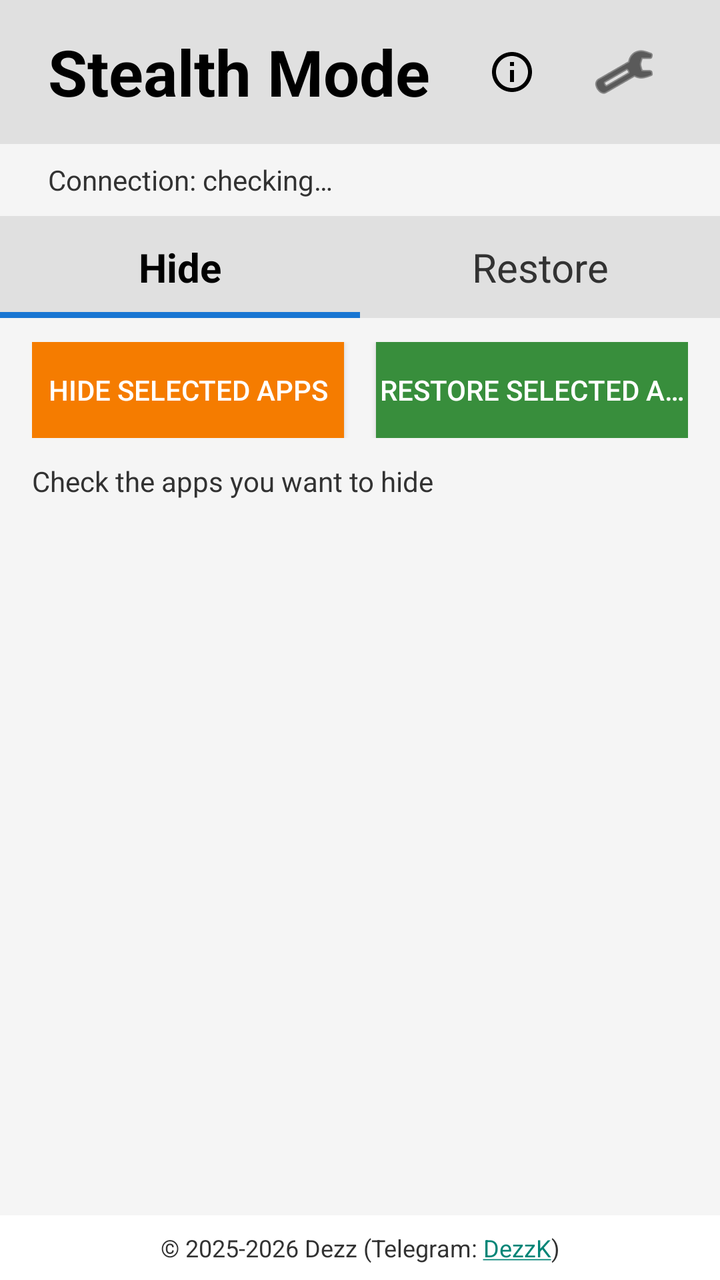
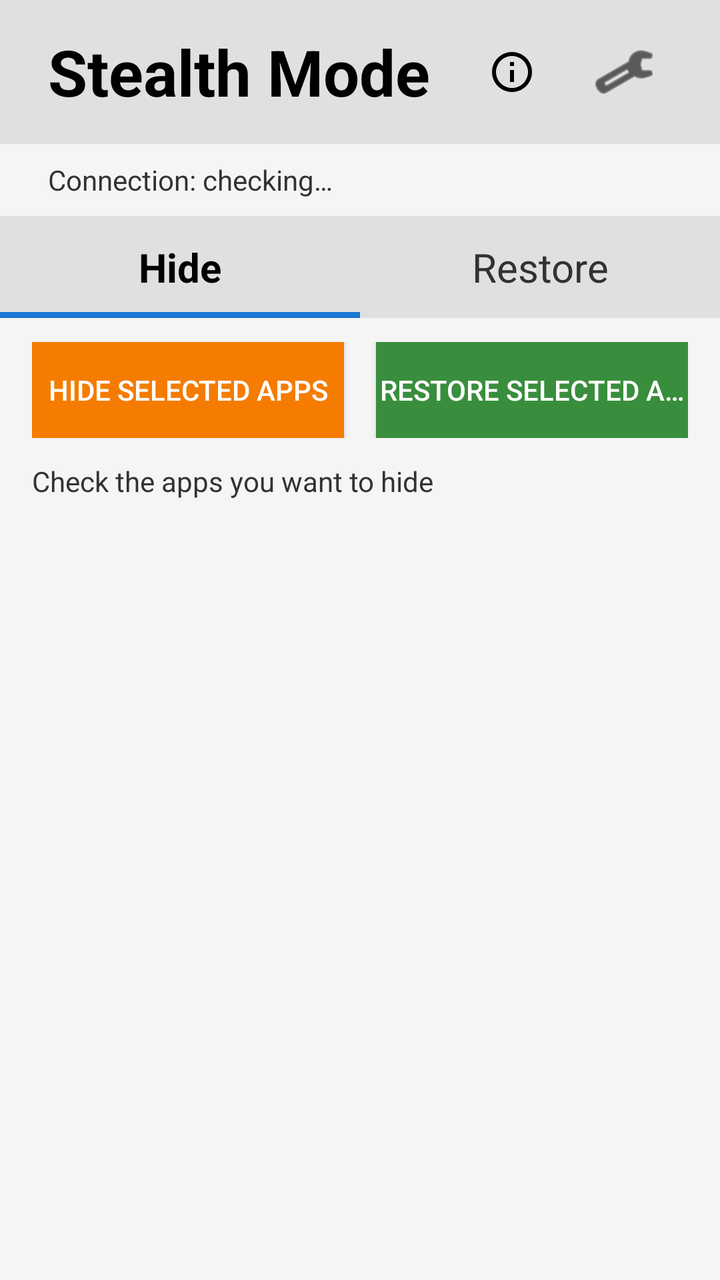

Screens rendered from an Android XML layout before and after an edit, with the pre-edit source and the edit as a unified diff.
<!-- AndroidManifest.xml: application theme Theme.AppCompat.DayNight.NoActionBar -->
<!-- res/layout/activity_main.xml -->
<?xml version="1.0" encoding="utf-8"?>
<LinearLayout xmlns:android="http://schemas.android.com/apk/res/android"
    xmlns:tools="http://schemas.android.com/tools"
    android:layout_width="match_parent"
    android:layout_height="match_parent"
    android:background="@color/background"
    android:orientation="vertical">

    
    <LinearLayout
        android:layout_width="match_parent"
        android:layout_height="wrap_content"
        android:background="@color/header_background"
        android:gravity="center_vertical"
        android:orientation="horizontal"
        android:paddingHorizontal="24sp"
        android:paddingVertical="12sp">

        <TextView
            android:id="@+id/headerText"
            android:layout_width="0dp"
            android:layout_height="wrap_content"
            android:layout_weight="1"
            android:gravity="start"
            android:text="@string/app_name"
            android:textColor="@color/text_primary"
            android:textSize="32sp"
            android:textStyle="bold" />

        <ImageButton
            android:id="@+id/aboutButton"
            android:layout_width="48dp"
            android:layout_height="48dp"
            android:layout_marginEnd="8dp"
            android:background="?attr/selectableItemBackgroundBorderless"
            android:contentDescription="@string/menu_about"
            android:scaleType="centerInside"
            android:src="@drawable/ic_info"
            android:tint="@color/text_primary"
            tools:ignore="UseAppTint" />

        <ImageButton
            android:id="@+id/settingsButton"
            android:layout_width="48dp"
            android:layout_height="48dp"
            android:background="?attr/selectableItemBackgroundBorderless"
            android:contentDescription="@string/settings_description"
            android:scaleType="centerInside"
            android:src="@android:drawable/ic_menu_preferences"
            android:tint="@color/text_primary"
            tools:ignore="UseAppTint" />
    </LinearLayout>

    
    <TextView
        android:id="@+id/connectionStatusText"
        android:layout_width="match_parent"
        android:layout_height="wrap_content"
        android:background="?attr/selectableItemBackground"
        android:ellipsize="end"
        android:gravity="start|center_vertical"
        android:minHeight="36dp"
        android:paddingHorizontal="24sp"
        android:paddingVertical="8sp"
        android:singleLine="true"
        android:text="@string/connection_checking"
        android:textColor="@color/text_secondary"
        android:textSize="14sp" />

    
    <LinearLayout
        android:layout_width="match_parent"
        android:layout_height="wrap_content"
        android:background="@color/header_background"
        android:orientation="horizontal">

        <FrameLayout
            android:layout_width="0dp"
            android:layout_height="wrap_content"
            android:layout_weight="1">

            <TextView
                android:id="@+id/tabHide"
                android:layout_width="match_parent"
                android:layout_height="wrap_content"
                android:gravity="center"
                android:paddingVertical="12sp"
                android:text="@string/tab_hide"
                android:textColor="@color/text_primary"
                android:textSize="20sp"
                android:textStyle="bold" />

            <View
                android:id="@+id/tabHideIndicator"
                android:layout_width="match_parent"
                android:layout_height="3dp"
                android:layout_gravity="bottom"
                android:background="@color/accent" />
        </FrameLayout>

        <FrameLayout
            android:layout_width="0dp"
            android:layout_height="wrap_content"
            android:layout_weight="1">

            <TextView
                android:id="@+id/tabRestore"
                android:layout_width="match_parent"
                android:layout_height="wrap_content"
                android:gravity="center"
                android:paddingVertical="12sp"
                android:text="@string/tab_restore"
                android:textColor="@color/text_secondary"
                android:textSize="20sp" />

            <View
                android:id="@+id/tabRestoreIndicator"
                android:layout_width="match_parent"
                android:layout_height="3dp"
                android:layout_gravity="bottom"
                android:background="@android:color/transparent" />
        </FrameLayout>
    </LinearLayout>

    
    <LinearLayout
        android:layout_width="match_parent"
        android:layout_height="wrap_content"
        android:gravity="center_vertical"
        android:orientation="horizontal"
        android:paddingHorizontal="16sp"
        android:paddingVertical="12sp">

        <Button
            android:id="@+id/hideAppsButton"
            android:layout_width="0dp"
            android:layout_height="wrap_content"
            android:layout_marginEnd="8sp"
            android:layout_weight="1"
            android:background="@color/action_hide"
            android:paddingVertical="10sp"
            android:singleLine="true"
            android:text="@string/hide_apps"
            android:textColor="@android:color/white"
            tools:ignore="ButtonStyle" />

        <Button
            android:id="@+id/restoreAppsButton"
            android:layout_width="0dp"
            android:layout_height="wrap_content"
            android:layout_marginStart="8sp"
            android:layout_weight="1"
            android:background="@color/action_restore"
            android:paddingVertical="10sp"
            android:singleLine="true"
            android:text="@string/restore_apps"
            android:textColor="@android:color/white"
            tools:ignore="ButtonStyle" />
    </LinearLayout>

    
    <TextView
        android:id="@+id/modeHeaderText"
        android:layout_width="match_parent"
        android:layout_height="wrap_content"
        android:paddingHorizontal="16sp"
        android:paddingBottom="4sp"
        android:text="@string/hide_mode_header"
        android:textColor="@color/text_secondary"
        android:textSize="14sp" />

    
    <LinearLayout
        android:id="@+id/pinHintRow"
        android:layout_width="match_parent"
        android:layout_height="wrap_content"
        android:background="?attr/selectableItemBackground"
        android:gravity="center_vertical"
        android:orientation="horizontal"
        android:paddingHorizontal="16sp"
        android:paddingVertical="6sp"
        android:visibility="gone">

        <ImageView
            android:layout_width="20dp"
            android:layout_height="20dp"
            android:layout_marginEnd="8sp"
            android:contentDescription="@null"
            android:src="@android:drawable/ic_dialog_info"
            android:tint="@color/accent"
            tools:ignore="UseAppTint" />

        <TextView
            android:id="@+id/pinHintText"
            android:layout_width="wrap_content"
            android:layout_height="wrap_content"
            android:textColor="@color/text_secondary"
            android:textSize="14sp" />
    </LinearLayout>

    
    <FrameLayout
        android:layout_width="match_parent"
        android:layout_height="0dp"
        android:layout_weight="1">

        <androidx.recyclerview.widget.RecyclerView
            android:id="@+id/recyclerView"
            android:layout_width="match_parent"
            android:layout_height="match_parent" />

        
        <TextView
            android:id="@+id/emptyStateText"
            android:layout_width="match_parent"
            android:layout_height="match_parent"
            android:gravity="center"
            android:padding="32dp"
            android:textColor="@color/text_secondary"
            android:textSize="16sp"
            android:visibility="gone" />

        
        <View
            android:id="@+id/listOverlay"
            android:layout_width="match_parent"
            android:layout_height="match_parent"
            android:clickable="true"
            android:focusable="true"
            android:visibility="gone" />

        <ProgressBar
            android:id="@+id/progressBar"
            style="?android:attr/progressBarStyleLarge"
            android:layout_width="wrap_content"
            android:layout_height="wrap_content"
            android:layout_gravity="center"
            android:visibility="gone" />
    </FrameLayout>

    
    <TextView
        android:id="@+id/copyrightNoticeText"
        android:layout_width="match_parent"
        android:layout_height="wrap_content"
        android:layout_gravity="bottom"
        android:background="@color/card_background"
        android:gravity="center"
        android:linksClickable="true"
        android:padding="8sp"
        android:text="@string/copyright_notice"
        android:textColor="@color/text_secondary"
        android:textSize="12sp" />
</LinearLayout>
<!-- resources referenced by this layout -->
<resources>
  <color name="accent">#1976D2</color>
  <color name="action_hide">#F57C00</color>
  <color name="action_restore">#388E3C</color>
  <color name="background">#F5F5F5</color>
  <color name="card_background">@android:color/background_light</color>
  <color name="header_background">#E0E0E0</color>
  <color name="text_primary">@android:color/primary_text_light</color>
  <color name="text_secondary">@android:color/secondary_text_light</color>
  <!-- drawable ic_info (drawable) -->
  <vector xmlns:android="http://schemas.android.com/apk/res/android"
      android:width="24dp"
      android:height="24dp"
      android:viewportWidth="24"
      android:viewportHeight="24">
      <path
          android:fillColor="@android:color/white"
          android:pathData="M11,7h2v2h-2zM11,11h2v6h-2zM12,2C6.48,2 2,6.48 2,12s4.48,10 10,10 10,-4.48 10,-10S17.52,2 12,2zM12,20c-4.41,0 -8,-3.59 -8,-8s3.59,-8 8,-8 8,3.59 8,8 -3.59,8 -8,8z" />
  </vector>
  <string name="app_name">Stealth Mode</string>
  <string name="connection_checking">Connection: checking…</string>
  <string name="copyright_notice" translatable="false">© 2025-2026 Dezz (Telegram: <a href="https://t.me/DezzK">DezzK</a>)</string>
  <string name="hide_apps">Hide selected apps</string>
  <string name="hide_mode_header">Check the apps you want to hide</string>
  <string name="menu_about">About</string>
  <string name="restore_apps">Restore selected apps</string>
  <string name="settings_description">Settings</string>
  <string name="tab_hide">Hide</string>
  <string name="tab_restore">Restore</string>
</resources>

<!-- the commit's change to res/layout/activity_main.xml (unified diff, before → after) -->
@@ -237,18 +237,4 @@
             android:layout_gravity="center"
             android:visibility="gone" />
     </FrameLayout>
-
-    
-    <TextView
-        android:id="@+id/copyrightNoticeText"
-        android:layout_width="match_parent"
-        android:layout_height="wrap_content"
-        android:layout_gravity="bottom"
-        android:background="@color/card_background"
-        android:gravity="center"
-        android:linksClickable="true"
-        android:padding="8sp"
-        android:text="@string/copyright_notice"
-        android:textColor="@color/text_secondary"
-        android:textSize="12sp" />
 </LinearLayout>
<!-- resource entries referenced after the edit -->
@@ -4,7 +4,6 @@
   <color name="action_hide">#F57C00</color>
   <color name="action_restore">#388E3C</color>
   <color name="background">#F5F5F5</color>
-  <color name="card_background">@android:color/background_light</color>
   <color name="header_background">#E0E0E0</color>
   <color name="text_primary">@android:color/primary_text_light</color>
   <color name="text_secondary">@android:color/secondary_text_light</color>
@@ -20,7 +19,6 @@
   </vector>
   <string name="app_name">Stealth Mode</string>
   <string name="connection_checking">Connection: checking…</string>
-  <string name="copyright_notice" translatable="false">© 2025-2026 Dezz (Telegram: <a href="https://t.me/DezzK">DezzK</a>)</string>
   <string name="hide_apps">Hide selected apps</string>
   <string name="hide_mode_header">Check the apps you want to hide</string>
   <string name="menu_about">About</string>
